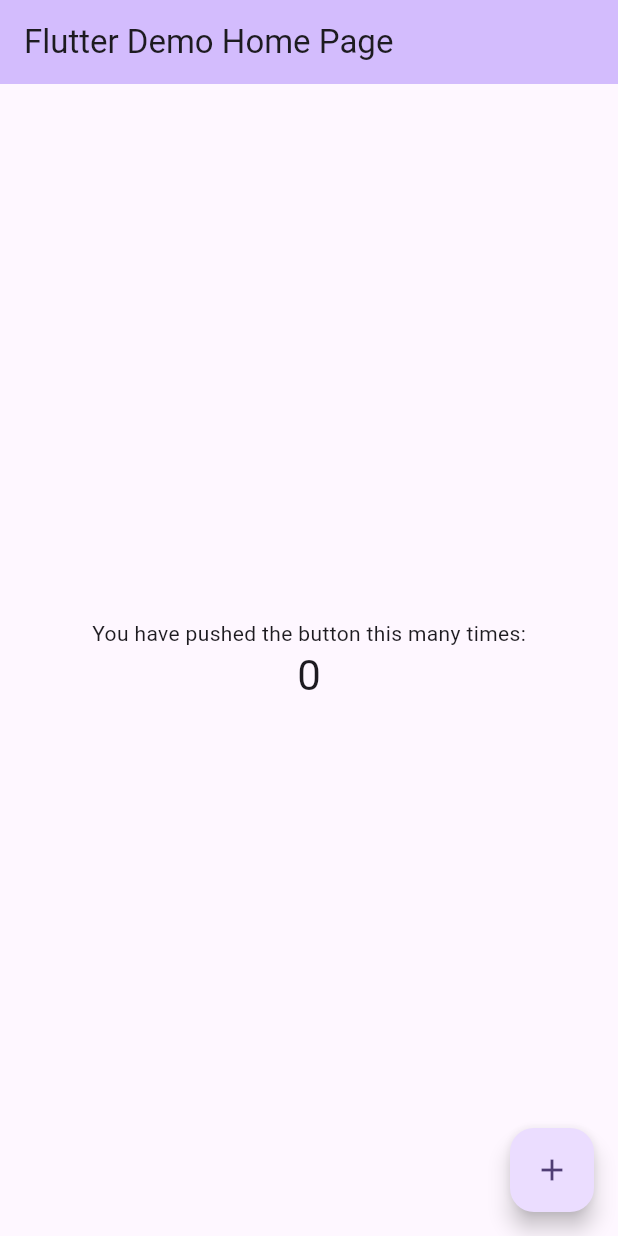
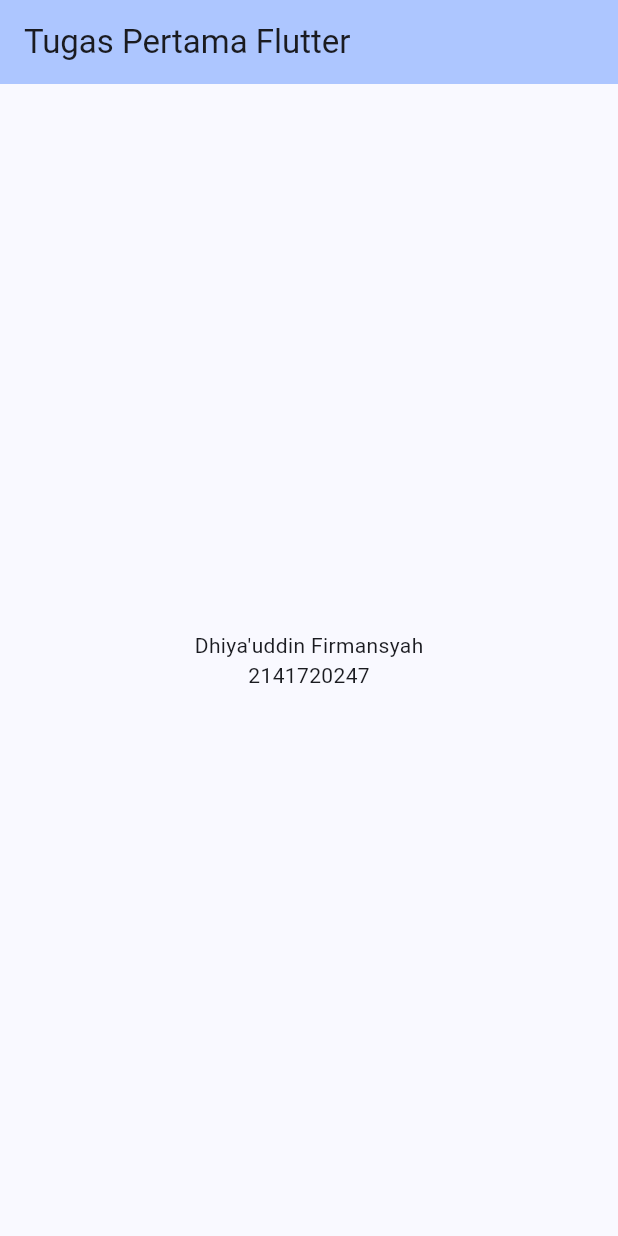
Before and after one commit to YayakFirmansyah/Pemrograman_Mobile, a Flutter app: the screen it shows after launch, on a phone screen of 412 x 824 dp. Run offline on Flutter 3.47's test engine with Material 2 defaults, Android fonts, the phone set to English and light mode, and no system bars.

Commit message:
Tugas Praktikum 1.6

```diff
--- a/lib/main.dart
+++ b/lib/main.dart
@@ -7,47 +7,21 @@ void main() {
 class MyApp extends StatelessWidget {
   const MyApp({super.key});
 
-  // This widget is the root of your application.
   @override
   Widget build(BuildContext context) {
     return MaterialApp(
       title: 'Flutter Demo',
       theme: ThemeData(
-        // This is the theme of your application.
-        //
-        // TRY THIS: Try running your application with "flutter run". You'll see
-        // the application has a blue toolbar. Then, without quitting the app,
-        // try changing the seedColor in the colorScheme below to Colors.green
-        // and then invoke "hot reload" (save your changes or press the "hot
-        // reload" button in a Flutter-supported IDE, or press "r" if you used
-        // the command line to start the app).
-        //
-        // Notice that the counter didn't reset back to zero; the application
-        // state is not lost during the reload. To reset the state, use hot
-        // restart instead.
-        //
-        // This works for code too, not just values: Most code changes can be
-        // tested with just a hot reload.
-        colorScheme: ColorScheme.fromSeed(seedColor: Colors.deepPurple),
+        colorScheme: ColorScheme.fromSeed(seedColor: Colors.blueAccent),
         useMaterial3: true,
       ),
-      home: const MyHomePage(title: 'Flutter Demo Home Page'),
+      home: const MyHomePage(title: 'Tugas Pertama Flutter'),
     );
   }
 }
 
 class MyHomePage extends StatefulWidget {
   const MyHomePage({super.key, required this.title});
-
-  // This widget is the home page of your application. It is stateful, meaning
-  // that it has a State object (defined below) that contains fields that affect
-  // how it looks.
-
-  // This class is the configuration for the state. It holds the values (in this
-  // case the title) provided by the parent (in this case the App widget) and
-  // used by the build method of the State. Fields in a Widget subclass are
-  // always marked "final".
-
   final String title;
 
   @override
@@ -55,71 +29,27 @@ class MyHomePage extends StatefulWidget {
 }
 
 class _MyHomePageState extends State<MyHomePage> {
-  int _counter = 0;
-
-  void _incrementCounter() {
-    setState(() {
-      // This call to setState tells the Flutter framework that something has
-      // changed in this State, which causes it to rerun the build method below
-      // so that the display can reflect the updated values. If we changed
-      // _counter without calling setState(), then the build method would not be
-      // called again, and so nothing would appear to happen.
-      _counter++;
-    });
-  }
 
   @override
   Widget build(BuildContext context) {
-    // This method is rerun every time setState is called, for instance as done
-    // by the _incrementCounter method above.
-    //
-    // The Flutter framework has been optimized to make rerunning build methods
-    // fast, so that you can just rebuild anything that needs updating rather
-    // than having to individually change instances of widgets.
     return Scaffold(
       appBar: AppBar(
-        // TRY THIS: Try changing the color here to a specific color (to
-        // Colors.amber, perhaps?) and trigger a hot reload to see the AppBar
-        // change color while the other colors stay the same.
         backgroundColor: Theme.of(context).colorScheme.inversePrimary,
-        // Here we take the value from the MyHomePage object that was created by
-        // the App.build method, and use it to set our appbar title.
         title: Text(widget.title),
       ),
-      body: Center(
-        // Center is a layout widget. It takes a single child and positions it
-        // in the middle of the parent.
+      body: const Center(
         child: Column(
-          // Column is also a layout widget. It takes a list of children and
-          // arranges them vertically. By default, it sizes itself to fit its
-          // children horizontally, and tries to be as tall as its parent.
-          //
-          // Column has various properties to control how it sizes itself and
-          // how it positions its children. Here we use mainAxisAlignment to
-          // center the children vertically; the main axis here is the vertical
-          // axis because Columns are vertical (the cross axis would be
-          // horizontal).
-          //
-          // TRY THIS: Invoke "debug painting" (choose the "Toggle Debug Paint"
-          // action in the IDE, or press "p" in the console), to see the
-          // wireframe for each widget.
           mainAxisAlignment: MainAxisAlignment.center,
           children: <Widget>[
-            const Text(
-              'You have pushed the button this many times:',
+            Text(
+              "Dhiya'uddin Firmansyah",
             ),
             Text(
-              '$_counter',
-              style: Theme.of(context).textTheme.headlineMedium,
+              "2141720247",
             ),
           ],
         ),
       ),
-      floatingActionButton: FloatingActionButton(
-        onPressed: _incrementCounter,
-        tooltip: 'Increment',
-        child: const Icon(Icons.add),
-      ), // This trailing comma makes auto-formatting nicer for build methods.
     );
   }
 }
```
